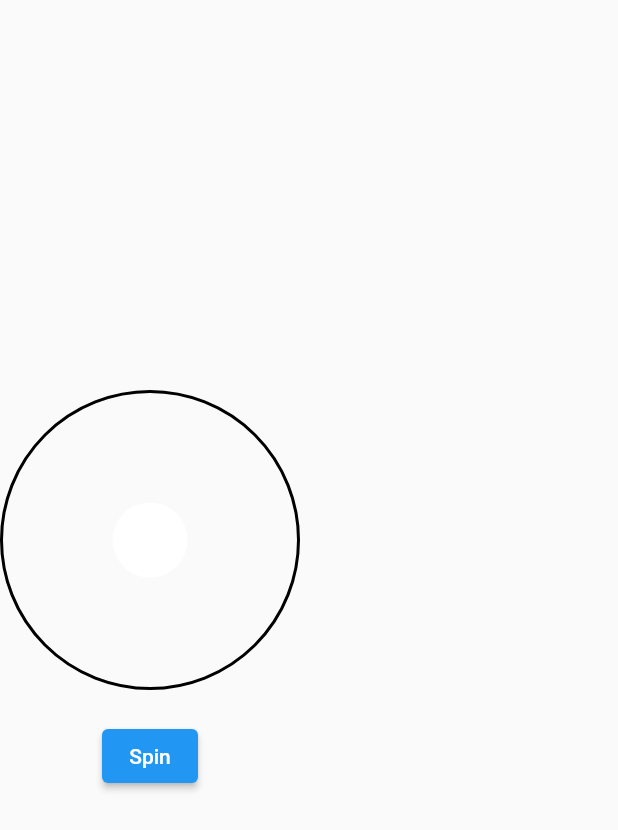
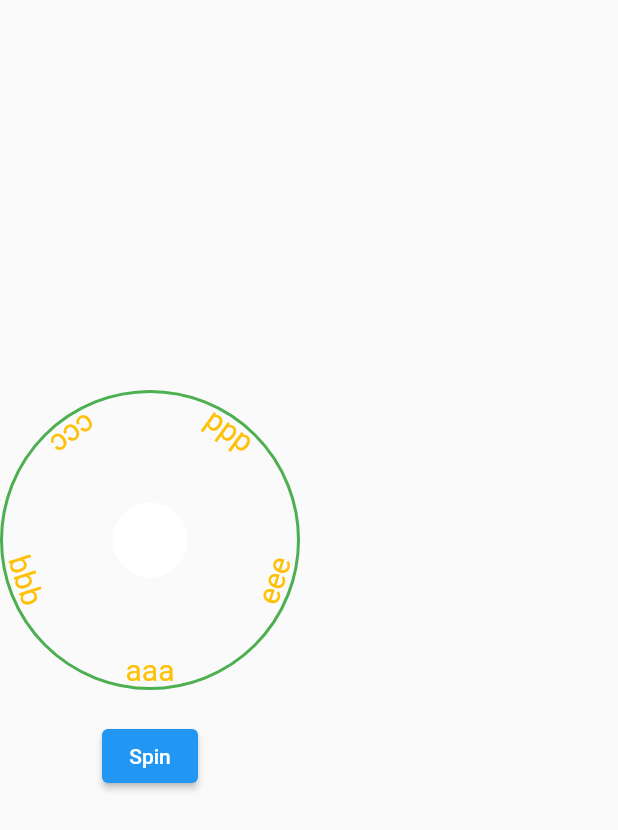
Before and after one commit to neoalienson/minigames, a Flutter app: the SpinWheelWidget widget shown alone on an empty page, opened directly, on a phone screen of 412 x 824 dp. Shown: the top 830 px of the screen. Run offline on Flutter 3.47's test engine with Material 2 defaults, Android fonts, the phone set to English and light mode, and no system bars; our stand-ins replace firebase_auth, firebase_core, font_awesome_flutter, google_sign_in, rive; accounts and stored records are empty.

Commit message:
fix display

```diff
--- a/lib/main_menu.dart
+++ b/lib/main_menu.dart
@@ -54,7 +54,7 @@ class _MainMenuPageState extends State<MainMenuPage> {
         MenuItem(Icons.map_rounded, 'Roll Dices', 'Throw dices',
           (context) => const DiceRoller()),
         MenuItem(Icons.map_rounded, 'Spin Wheel', 'Spin Wheel',
-           (context) => const SpinWheelWidget(items: ["aaa"])),
+           (context) => const SpinWheelWidget(items: ["aaa", "bbb", "ccc", "ddd", "eee"])),
         // MenuItem(Icons.map_rounded, 'Go Chess', 'Go chess game',
         //   (context) => const GoChess()),
         // MenuItem(Icons.map_rounded, 'Scrum Sizing', '',
--- a/lib/spin_wheel.dart
+++ b/lib/spin_wheel.dart
@@ -26,7 +26,7 @@ class SpinWheelWidgetState extends State<SpinWheelWidget>
           height: 200,
           decoration: BoxDecoration(
             shape: BoxShape.circle,
-            border: Border.all(color: Colors.black, width: 2),
+            border: Border.all(color: Colors.green, width: 2),
           ),
           child: Stack(
             children: [
@@ -64,12 +64,12 @@ class SpinWheelWidgetState extends State<SpinWheelWidget>
         angle: index * sliceAngle,
         child: Container(
           width: 200,
-          height: 100,
+          height: 200,
           child: Align(
             alignment: Alignment.bottomCenter,
             child: Text(
               widget.items[index],
-              style: const TextStyle(fontSize: 20),
+              style: const TextStyle(fontSize: 20, color: Colors.amber),
             ),
           ),
         ),
```
